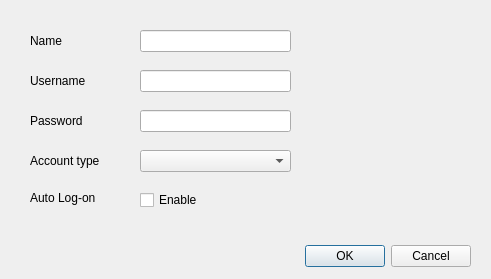
First picture: the form in useradder.ui, repository Alex591/answer-generator, before the edit.
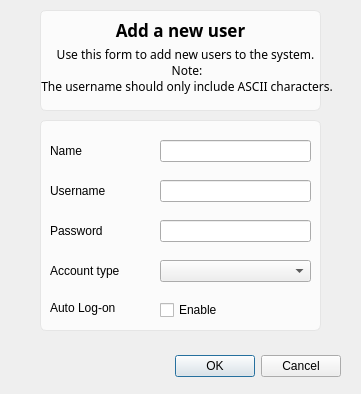
Second picture: the form after the edit.

Diff of the .ui file:
```diff
--- a/useradder.ui
+++ b/useradder.ui
@@ -6,22 +6,42 @@
    <rect>
     <x>0</x>
     <y>0</y>
-    <width>491</width>
-    <height>279</height>
+    <width>361</width>
+    <height>394</height>
    </rect>
   </property>
+  <property name="minimumSize">
+   <size>
+    <width>361</width>
+    <height>394</height>
+   </size>
+  </property>
+  <property name="maximumSize">
+   <size>
+    <width>361</width>
+    <height>394</height>
+   </size>
+  </property>
   <property name="windowTitle">
    <string>Dialog</string>
   </property>
   <property name="whatsThis">
    <string/>
   </property>
+  <property name="styleSheet">
+   <string notr="true">.QGroupBox {
+border: 1px solid #e5e5e5;
+border-radius: 6px;
+background-color: #fbfbfb
+}
+</string>
+  </property>
   <widget class="QDialogButtonBox" name="buttonBox">
    <property name="geometry">
     <rect>
-     <x>60</x>
-     <y>240</y>
-     <width>411</width>
+     <x>80</x>
+     <y>350</y>
+     <width>261</width>
      <height>32</height>
     </rect>
    </property>
@@ -35,8 +55,8 @@
   <widget class="QLabel" name="label">
    <property name="geometry">
     <rect>
-     <x>30</x>
-     <y>70</y>
+     <x>50</x>
+     <y>180</y>
      <width>91</width>
      <height>21</height>
     </rect>
@@ -48,8 +68,8 @@
   <widget class="QLabel" name="label_2">
    <property name="geometry">
     <rect>
-     <x>30</x>
-     <y>30</y>
+     <x>50</x>
+     <y>140</y>
      <width>71</width>
      <height>21</height>
     </rect>
@@ -61,8 +81,8 @@
   <widget class="QLabel" name="label_3">
    <property name="geometry">
     <rect>
-     <x>30</x>
-     <y>110</y>
+     <x>50</x>
+     <y>220</y>
      <width>61</width>
      <height>21</height>
     </rect>
@@ -74,8 +94,8 @@
   <widget class="QLabel" name="label_4">
    <property name="geometry">
     <rect>
-     <x>30</x>
-     <y>150</y>
+     <x>50</x>
+     <y>260</y>
      <width>81</width>
      <height>21</height>
     </rect>
@@ -87,8 +107,8 @@
   <widget class="QLabel" name="label_5">
    <property name="geometry">
     <rect>
-     <x>30</x>
-     <y>190</y>
+     <x>50</x>
+     <y>300</y>
      <width>81</width>
      <height>16</height>
     </rect>
@@ -100,8 +120,8 @@
   <widget class="QLineEdit" name="lineEdit">
    <property name="geometry">
     <rect>
-     <x>140</x>
-     <y>30</y>
+     <x>160</x>
+     <y>140</y>
      <width>151</width>
      <height>22</height>
     </rect>
@@ -110,8 +130,8 @@
   <widget class="QLineEdit" name="username_field">
    <property name="geometry">
     <rect>
-     <x>140</x>
-     <y>70</y>
+     <x>160</x>
+     <y>180</y>
      <width>151</width>
      <height>22</height>
     </rect>
@@ -120,8 +140,8 @@
   <widget class="QLineEdit" name="passowrd_field">
    <property name="geometry">
     <rect>
-     <x>140</x>
-     <y>110</y>
+     <x>160</x>
+     <y>220</y>
      <width>151</width>
      <height>22</height>
     </rect>
@@ -130,8 +150,8 @@
   <widget class="QComboBox" name="role_dropdown">
    <property name="geometry">
     <rect>
-     <x>140</x>
-     <y>150</y>
+     <x>160</x>
+     <y>260</y>
      <width>151</width>
      <height>22</height>
     </rect>
@@ -140,8 +160,8 @@
   <widget class="QCheckBox" name="autologon_checkbox">
    <property name="geometry">
     <rect>
-     <x>140</x>
-     <y>190</y>
+     <x>160</x>
+     <y>300</y>
      <width>76</width>
      <height>20</height>
     </rect>
@@ -150,6 +170,102 @@
     <string>Enable</string>
    </property>
   </widget>
+  <widget class="QLabel" name="Welcomelabel">
+   <property name="geometry">
+    <rect>
+     <x>0</x>
+     <y>20</y>
+     <width>361</width>
+     <height>20</height>
+    </rect>
+   </property>
+   <property name="font">
+    <font>
+     <family>Segoe UI Variable Display Semib</family>
+     <pointsize>13</pointsize>
+     <weight>75</weight>
+     <bold>true</bold>
+    </font>
+   </property>
+   <property name="text">
+    <string>Add a new user</string>
+   </property>
+   <property name="alignment">
+    <set>Qt::AlignCenter</set>
+   </property>
+  </widget>
+  <widget class="QLabel" name="label_6">
+   <property name="geometry">
+    <rect>
+     <x>10</x>
+     <y>40</y>
+     <width>351</width>
+     <height>61</height>
+    </rect>
+   </property>
+   <property name="font">
+    <font>
+     <family>Segoe UI Variable Display</family>
+    </font>
+   </property>
+   <property name="text">
+    <string>Use this form to add new users to the system. 
+ Note: 
+ The username should only include ASCII characters.</string>
+   </property>
+   <property name="alignment">
+    <set>Qt::AlignCenter</set>
+   </property>
+  </widget>
+  <widget class="QGroupBox" name="groupBox">
+   <property name="geometry">
+    <rect>
+     <x>40</x>
+     <y>10</y>
+     <width>281</width>
+     <height>101</height>
+    </rect>
+   </property>
+   <property name="styleSheet">
+    <string notr="true">.QGroupBox {
+border: 1px solid #e5e5e5;
+border-radius: 6px;
+background-color: #fbfbfb
+}
+</string>
+   </property>
+   <property name="title">
+    <string/>
+   </property>
+  </widget>
+  <widget class="QGroupBox" name="groupBox_2">
+   <property name="geometry">
+    <rect>
+     <x>40</x>
+     <y>120</y>
+     <width>281</width>
+     <height>211</height>
+    </rect>
+   </property>
+   <property name="title">
+    <string/>
+   </property>
+  </widget>
+  <zorder>groupBox_2</zorder>
+  <zorder>groupBox</zorder>
+  <zorder>buttonBox</zorder>
+  <zorder>label</zorder>
+  <zorder>label_2</zorder>
+  <zorder>label_3</zorder>
+  <zorder>label_4</zorder>
+  <zorder>label_5</zorder>
+  <zorder>lineEdit</zorder>
+  <zorder>username_field</zorder>
+  <zorder>passowrd_field</zorder>
+  <zorder>role_dropdown</zorder>
+  <zorder>autologon_checkbox</zorder>
+  <zorder>Welcomelabel</zorder>
+  <zorder>label_6</zorder>
  </widget>
  <resources/>
  <connections>
```
